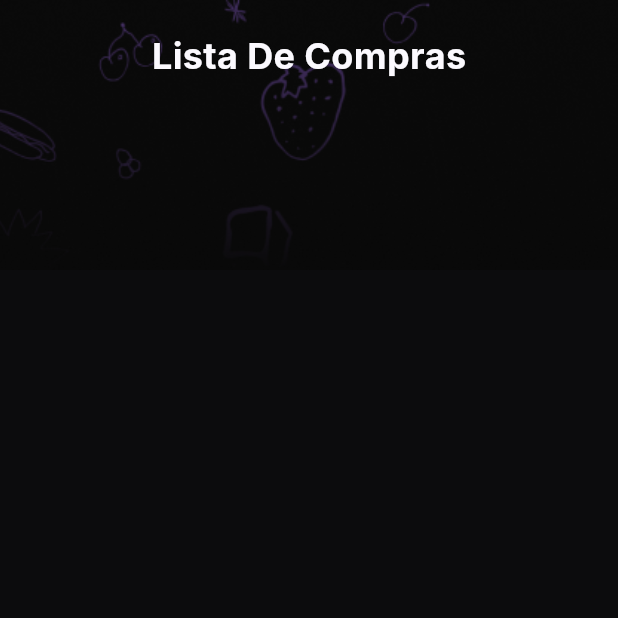
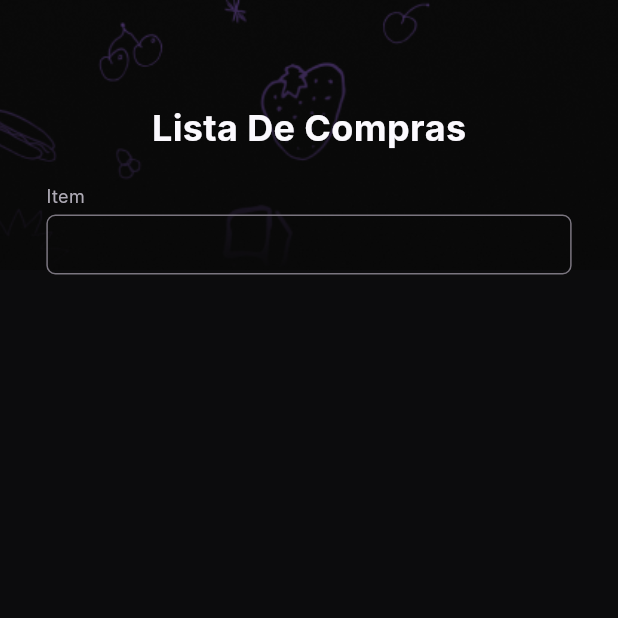
Before and after one commit to mozart-rue/buylist, a Flutter app: the screen it shows after launch, on a phone screen of 412 x 824 dp, the top half of it. Run offline on Flutter 3.47's test engine with Material 2 defaults, Android fonts, the light colour scheme and no system bars; Roboto replaces fonts that are missing (Inter).

Commit message:
feat: add input container

```diff
--- a/lib/screens/home_screen.dart
+++ b/lib/screens/home_screen.dart
@@ -1,4 +1,5 @@
 import 'package:buylist/components/app_background.dart';
+import 'package:buylist/components/input_container.dart';
 import 'package:buylist/constants.dart';
 import 'package:flutter/material.dart';
 
@@ -7,12 +8,13 @@ class HomeScreen extends StatelessWidget {
 
   @override
   Widget build(BuildContext context) {
+    Size size = MediaQuery.of(context).size;
     return const Scaffold(
       body: AppBackground(
         child: Center(
           child: Column(
             children: [
-              Padding(padding: EdgeInsets.only(top: 20)),
+              Padding(padding: EdgeInsets.only(top: 68)),
               Text(
                 'Lista De Compras',
                 textAlign: TextAlign.start,
@@ -22,6 +24,13 @@ class HomeScreen extends StatelessWidget {
                   fontSize: 24,
                 ),
               ),
+              SizedBox(height: 20,),
+              Column(
+                children: [
+                  InputContainer(),
+                  SizedBox(height: 12,),
+                ],
+              ),
             ],
           ),
         ),
```
